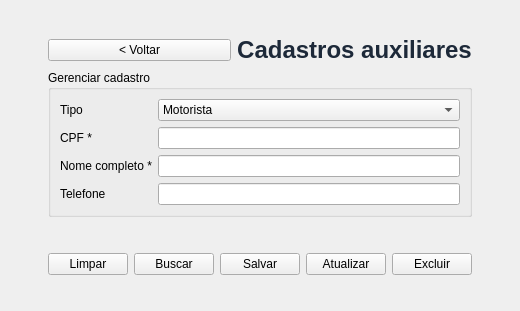
Before: the Qt Designer form src/ViewCadastros.ui in Kayke-Oli/Projeto-transporte-Prefeitura-Piranga, drawn with Qt 5.
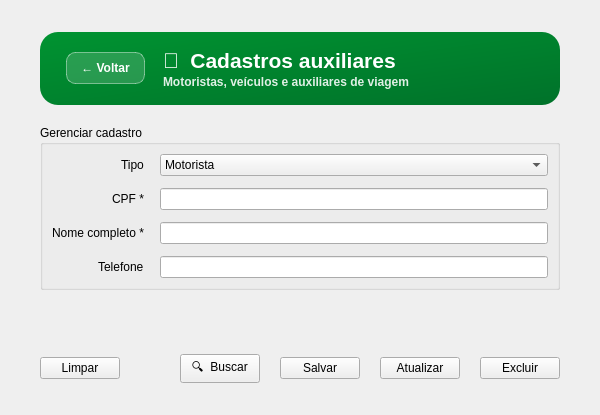
After: the same form once the commit is applied.

Patch:
```diff
--- a/src/ViewCadastros.ui
+++ b/src/ViewCadastros.ui
@@ -4,20 +4,74 @@
  <widget class="QWidget" name="ViewCadastros">
   <property name="windowTitle"><string>Cadastros auxiliares</string></property>
   <layout class="QVBoxLayout" name="v">
-   <property name="leftMargin"><number>48</number></property>
-   <property name="topMargin"><number>36</number></property>
-   <property name="rightMargin"><number>48</number></property>
-   <property name="bottomMargin"><number>36</number></property>
+   <property name="leftMargin"><number>40</number></property>
+   <property name="topMargin"><number>32</number></property>
+   <property name="rightMargin"><number>40</number></property>
+   <property name="bottomMargin"><number>32</number></property>
+   <property name="spacing"><number>20</number></property>
    <item>
-    <layout class="QHBoxLayout" name="top">
-     <item><widget class="QPushButton" name="btnVoltar"><property name="text"><string>&lt; Voltar</string></property></widget></item>
-     <item><widget class="QLabel" name="titulo"><property name="text"><string>Cadastros auxiliares</string></property><property name="alignment"><set>Qt::AlignCenter</set></property><property name="styleSheet"><string notr="true">font-size:24px;font-weight:700;color:#1d2939;</string></property></widget></item>
-    </layout>
+    <widget class="QWidget" name="cabecalho">
+     <property name="minimumHeight"><number>96</number></property>
+     <property name="maximumHeight"><number>96</number></property>
+     <property name="styleSheet"><string notr="true">QWidget#cabecalho {
+    background: qlineargradient(x1:0, y1:0, x2:1, y2:1, stop:0 #009331, stop:1 #00722A);
+    border-radius: 18px;
+}</string></property>
+     <layout class="QHBoxLayout" name="layoutCabecalho">
+      <property name="leftMargin"><number>26</number></property>
+      <property name="topMargin"><number>16</number></property>
+      <property name="rightMargin"><number>26</number></property>
+      <property name="bottomMargin"><number>16</number></property>
+      <property name="spacing"><number>18</number></property>
+      <item>
+       <widget class="QPushButton" name="btnVoltar">
+        <property name="maximumSize"><size><width>104</width><height>16777215</height></size></property>
+        <property name="cursor"><cursorShape>PointingHandCursor</cursorShape></property>
+        <property name="styleSheet"><string notr="true">QPushButton {
+    background: rgba(255, 255, 255, 40);
+    color: #ffffff;
+    border: 1px solid rgba(255, 255, 255, 110);
+    border-radius: 9px;
+    padding: 8px 14px;
+    font-weight: 700;
+}
+QPushButton:hover { background: rgba(255, 255, 255, 75); }</string></property>
+        <property name="text"><string>← Voltar</string></property>
+       </widget>
+      </item>
+      <item>
+       <layout class="QVBoxLayout" name="blocoTitulo">
+        <property name="spacing"><number>2</number></property>
+        <item>
+         <widget class="QLabel" name="titulo">
+          <property name="styleSheet"><string notr="true">color:#ffffff; font-size:21px; font-weight:800; background:transparent;</string></property>
+          <property name="text"><string>📇  Cadastros auxiliares</string></property>
+         </widget>
+        </item>
+        <item>
+         <widget class="QLabel" name="subtitulo">
+          <property name="styleSheet"><string notr="true">color:rgba(255,255,255,0.88); font-size:12px; font-weight:600; background:transparent;</string></property>
+          <property name="text"><string>Motoristas, veículos e auxiliares de viagem</string></property>
+         </widget>
+        </item>
+       </layout>
+      </item>
+      <item>
+       <spacer name="spacerCabecalho">
+        <property name="orientation"><enum>Qt::Horizontal</enum></property>
+        <property name="sizeHint" stdset="0"><size><width>40</width><height>20</height></size></property>
+       </spacer>
+      </item>
+     </layout>
+    </widget>
    </item>
    <item>
     <widget class="QGroupBox" name="grupo">
      <property name="title"><string>Gerenciar cadastro</string></property>
      <layout class="QFormLayout" name="form">
+      <property name="horizontalSpacing"><number>16</number></property>
+      <property name="verticalSpacing"><number>12</number></property>
+      <property name="labelAlignment"><set>Qt::AlignRight|Qt::AlignVCenter</set></property>
       <item row="0" column="0"><widget class="QLabel" name="lTipo"><property name="text"><string>Tipo</string></property></widget></item>
       <item row="0" column="1">
        <widget class="QComboBox" name="cmbTipo">
@@ -35,11 +89,22 @@
      </layout>
     </widget>
    </item>
-   <item><widget class="QLabel" name="lblMensagem"><property name="minimumSize"><size><width>0</width><height>24</height></size></property></widget></item>
+   <item>
+    <widget class="QLabel" name="lblMensagem">
+     <property name="minimumSize"><size><width>0</width><height>24</height></size></property>
+     <property name="styleSheet"><string notr="true">font-weight:700;</string></property>
+    </widget>
+   </item>
    <item>
     <layout class="QHBoxLayout" name="actions">
      <item><widget class="QPushButton" name="btnLimpar"><property name="text"><string>Limpar</string></property></widget></item>
-     <item><widget class="QPushButton" name="btnBuscar"><property name="text"><string>Buscar</string></property></widget></item>
+     <item>
+      <spacer name="spacerActions">
+       <property name="orientation"><enum>Qt::Horizontal</enum></property>
+       <property name="sizeHint" stdset="0"><size><width>40</width><height>20</height></size></property>
+      </spacer>
+     </item>
+     <item><widget class="QPushButton" name="btnBuscar"><property name="text"><string>🔍  Buscar</string></property></widget></item>
      <item><widget class="QPushButton" name="btnSalvar"><property name="text"><string>Salvar</string></property></widget></item>
      <item><widget class="QPushButton" name="btnAtualizar"><property name="text"><string>Atualizar</string></property></widget></item>
      <item><widget class="QPushButton" name="btnExcluir"><property name="text"><string>Excluir</string></property></widget></item>
```
Left out of the diff: 2 changed lines with no effect on the pictures.
